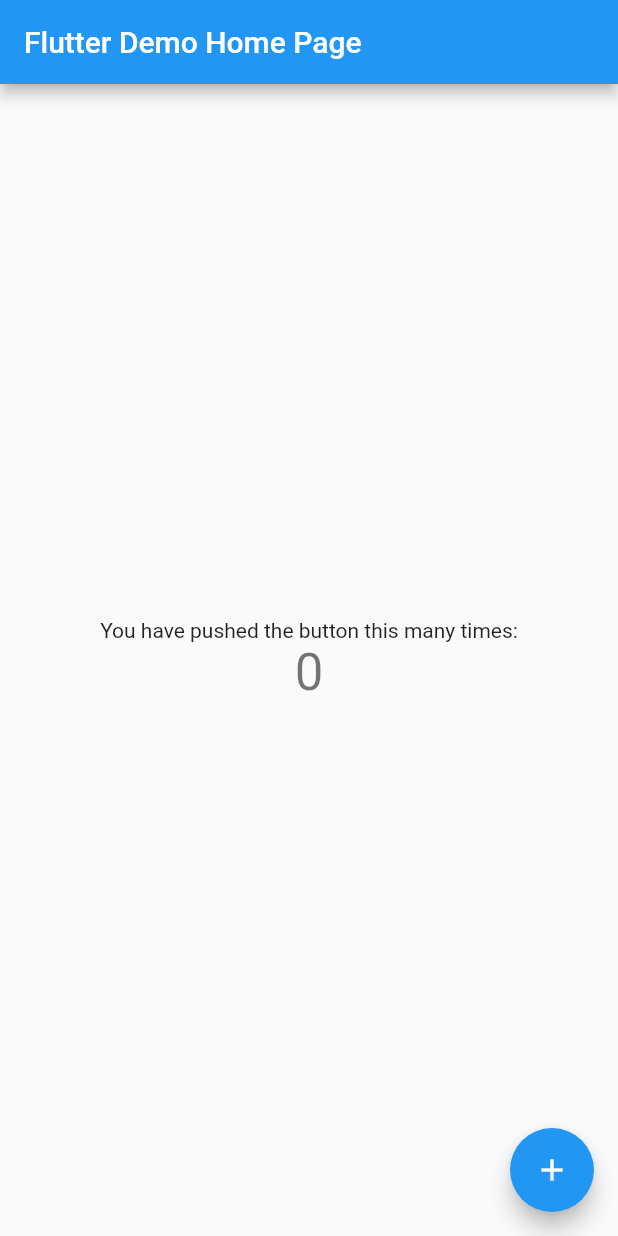
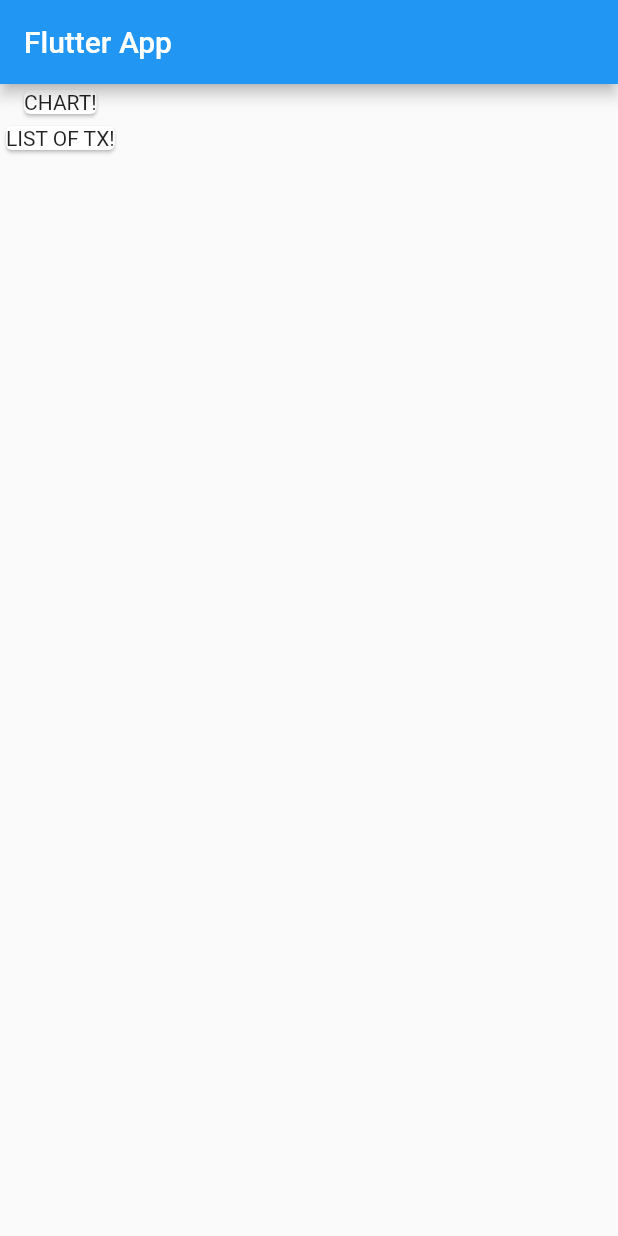
Before and after one commit to CaroMen/Personal-Expenses-App, a Flutter app: the screen it shows after launch, on a phone screen of 412 x 824 dp. Run offline on Flutter 3.47's test engine with Material 2 defaults, Android fonts, the phone set to English and light mode, and no system bars.

Commit message:
Flutter App

```diff
--- a/lib/main.dart
+++ b/lib/main.dart
@@ -1,4 +1,5 @@
 import 'package:flutter/material.dart';
+import 'package:flutter/semantics.dart';
 
 void main() {
   runApp(MyApp());
@@ -18,13 +19,25 @@ class MyApp extends StatelessWidget {
   }
 }
 
-class MyHomePage extends StatefulWidget {
-  MyHomePage({Key key, this.title}) : super(key: key);
-
-  final String title;
-
+class MyHomePage extends StatelessWidget {
   @override
-  _MyHomePageState createState() => _MyHomePageState();
+  Widget build(BuildContext context) {
+    return Scaffold(
+      appBar: AppBar(
+        title: Text('Flutter App'),
+      ),
+      body: Column(
+        children: <Widget>[
+          Card(
+            child: Text('CHART!'),
+          ),
+          Card(
+            child: Text('LIST OF TX!'),
+          ),
+        ],
+      ),
+    );
+  }
 }
 
 class _MyHomePageState extends State<MyHomePage> {
```
